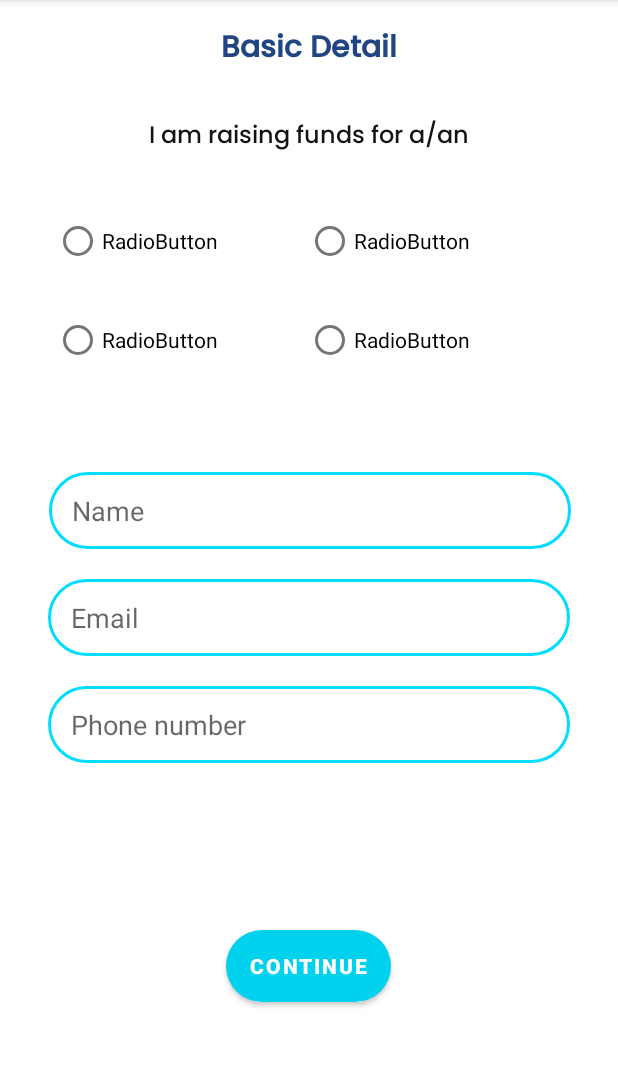
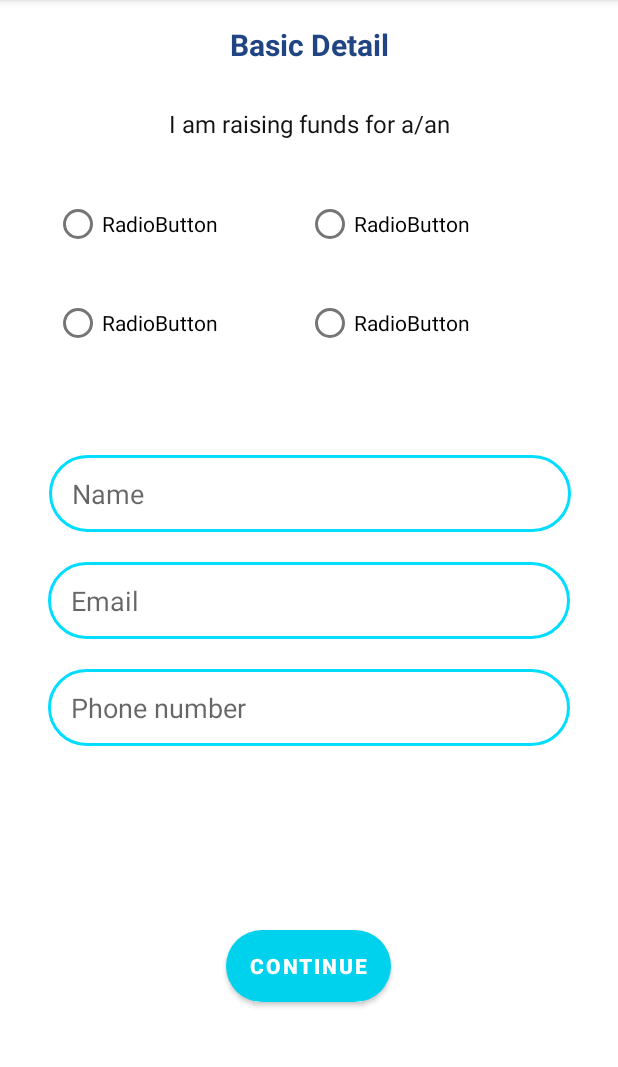
Before and after one commit to krakendev01/HeavensGate, an Android app: the fundsignup screen opened directly, with no data from a screen before it, on a phone screen of 412 x 824 dp, the part 84-1151 px from its top. Run offline under Robolectric (Android 15) with nearby library versions, the phone set to English and light mode, and no system bars.

Commit message:
no more poppins

```diff
--- a/app/src/main/res/layout/activity_choice.xml
+++ b/app/src/main/res/layout/activity_choice.xml
@@ -88,7 +88,6 @@
         android:layout_marginStart="32dp"
         android:layout_marginTop="28dp"
         android:layout_marginEnd="32dp"
-        android:fontFamily="@font/poppins_bold"
         android:text="Select an option to start"
         android:textColor="#214583"
         android:textSize="20sp"
--- a/app/src/main/res/layout/activity_fundsignup.xml
+++ b/app/src/main/res/layout/activity_fundsignup.xml
@@ -11,7 +11,6 @@
         android:layout_width="wrap_content"
         android:layout_height="wrap_content"
         android:layout_marginTop="16dp"
-        android:fontFamily="@font/poppins_medium"
         android:text="Basic Detail"
         android:textColor="#214583"
         android:textSize="20sp"
@@ -25,7 +24,6 @@
         android:layout_width="wrap_content"
         android:layout_height="wrap_content"
         android:layout_marginTop="28dp"
-        android:fontFamily="@font/poppins_medium"
         android:text="I am raising funds for a/an"
         android:textColor="#131313"
         android:textSize="16sp"
--- a/app/src/main/res/layout/activity_otp.xml
+++ b/app/src/main/res/layout/activity_otp.xml
@@ -35,7 +35,6 @@
         android:layout_height="wrap_content"
         android:layout_marginTop="24dp"
         android:layout_marginEnd="110dp"
-        android:fontFamily="@font/poppins_bold"
         android:text="Varification code"
         android:textAlignment="center"
         android:textAllCaps="false"
@@ -82,7 +81,6 @@
         android:layout_height="45dp"
         android:layout_marginTop="16dp"
         android:layout_marginEnd="56dp"
-        android:fontFamily="@font/poppins_medium"
         android:text="we have sent you varification code on your number"
         android:textAlignment="center"
         android:textSize="16sp"
```
